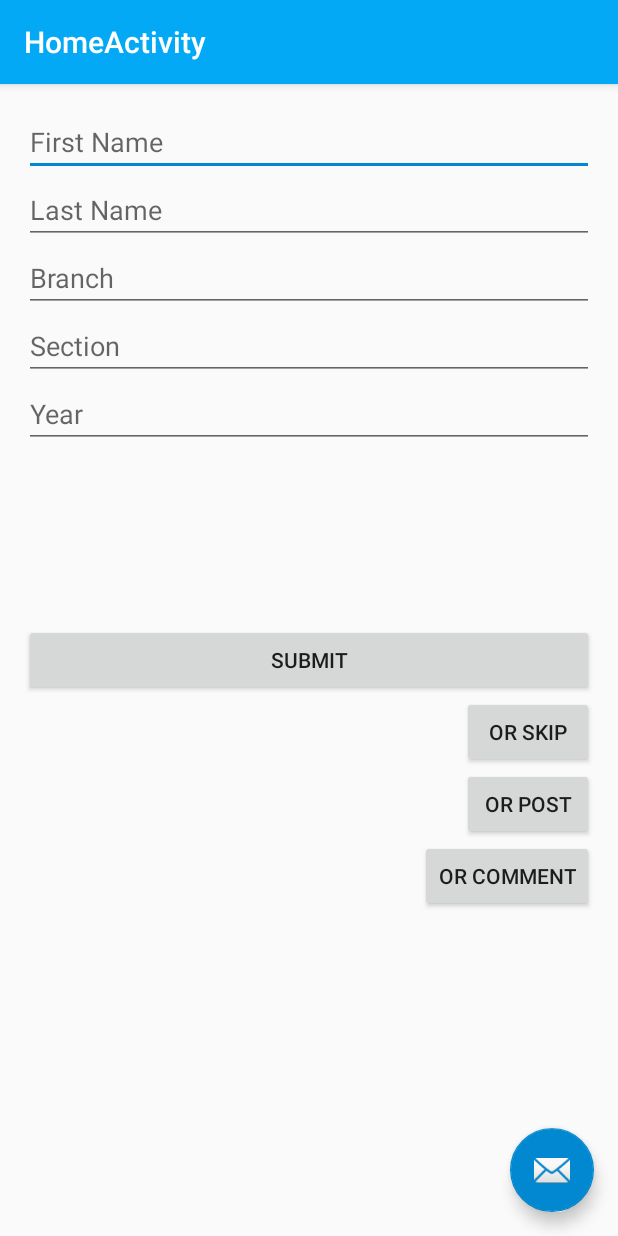
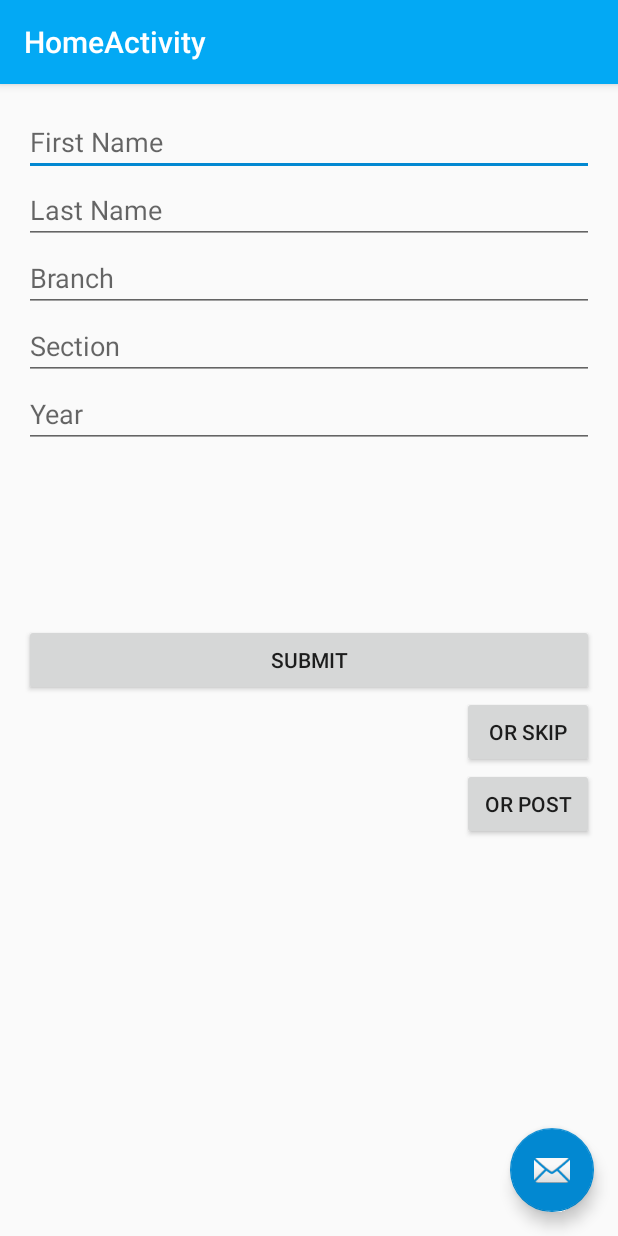
Before and after one commit to aman894/thinkin-forum, an Android app: the HomeActivity screen opened directly, with no data from a screen before it, on a phone screen of 412 x 824 dp. Run offline under Robolectric (Android 15) with nearby library versions, the phone set to English and light mode, and no system bars; libraries missing offline, so code that uses them is left out: com.firebase.client; 4 statements that could not run were skipped.

```diff
--- a/app/src/main/java/com/aman/firebase/HomeActivity.java
+++ b/app/src/main/java/com/aman/firebase/HomeActivity.java
@@ -25,7 +25,7 @@ import java.util.Objects;
 
 public class HomeActivity extends AppCompatActivity{
     EditText etFName,etLName,etBranch,etSection,etYear;
-    Button bProfileSubmit,bSkipProfile,bGoToPost,bGoToComments;
+    Button bProfileSubmit,bSkipProfile,bGoToPost;
     @Override
     protected void onCreate(Bundle savedInstanceState) {
         super.onCreate(savedInstanceState);
@@ -101,13 +101,6 @@ public class HomeActivity extends AppCompatActivity{
                 startActivity(intent);
             }
         });
-        bGoToComments.setOnClickListener(new View.OnClickListener() {
-            @Override
-            public void onClick(View view) {
-                Intent intent = new Intent(HomeActivity.this, CommentActivity.class);
-                startActivity(intent);
-            }
-        });
     }
 
     private void setUpViews() {
@@ -119,7 +112,6 @@ public class HomeActivity extends AppCompatActivity{
         bProfileSubmit = (Button)findViewById(R.id.bProfileSubmit);
         bSkipProfile = (Button)findViewById(R.id.bSkipProfile);
         bGoToPost = (Button)findViewById(R.id.bGoToPost);
-        bGoToComments = (Button)findViewById(R.id.bGoToComments);
     }
 
 
--- a/app/src/main/res/layout/content_home.xml
+++ b/app/src/main/res/layout/content_home.xml
@@ -98,13 +98,5 @@
         android:layout_below="@+id/bSkipProfile"
         android:layout_alignParentRight="true"
         android:layout_alignParentEnd="true" />
-    <Button
-        android:layout_width="wrap_content"
-        android:layout_height="wrap_content"
-        android:text="Or Comment"
-        android:id="@+id/bGoToComments"
-        android:layout_below="@+id/bGoToPost"
-        android:layout_alignParentRight="true"
-        android:layout_alignParentEnd="true" />
 
 </RelativeLayout>
```
